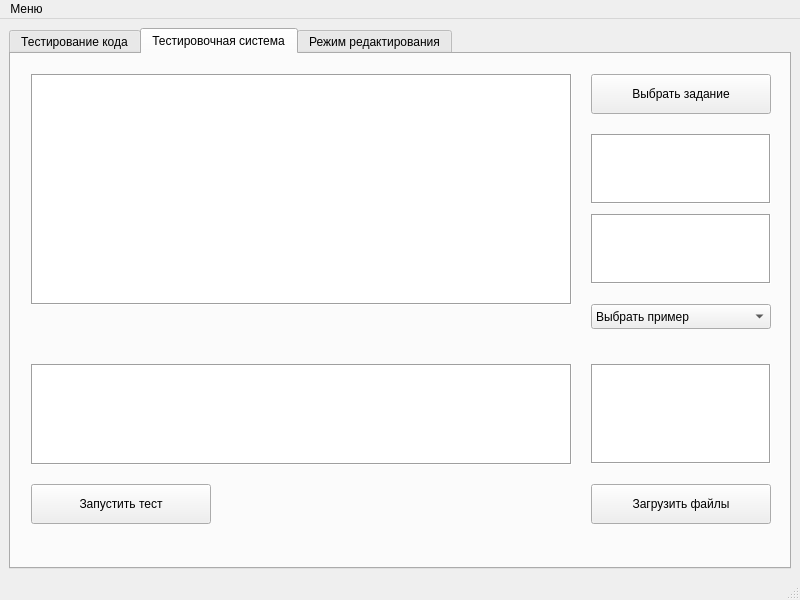
Above: mainwindow.ui from geroineee/ARM_QT before the change. Below: the same form after it.
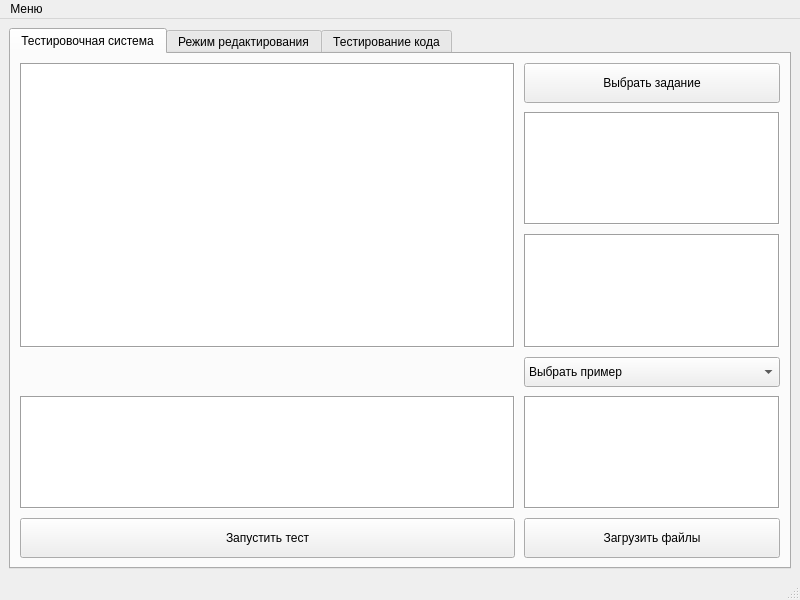
That is the form after the change. The open tabs and pages were chosen to show the change.

```diff
--- a/mainwindow.ui
+++ b/mainwindow.ui
@@ -59,6 +59,180 @@
       <property name="tabBarAutoHide">
        <bool>false</bool>
       </property>
+      <widget class="QWidget" name="tab_files">
+       <attribute name="title">
+        <string>Тестировочная система</string>
+       </attribute>
+       <layout class="QGridLayout" name="gridLayout_7" columnstretch="70,0">
+        <property name="spacing">
+         <number>9</number>
+        </property>
+        <item row="1" column="1">
+         <widget class="QTextBrowser" name="text_input_example">
+          <property name="frameShape">
+           <enum>QFrame::Box</enum>
+          </property>
+         </widget>
+        </item>
+        <item row="4" column="0">
+         <widget class="QTableWidget" name="table_result_test">
+          <property name="frameShape">
+           <enum>QFrame::Box</enum>
+          </property>
+         </widget>
+        </item>
+        <item row="0" column="0" rowspan="3">
+         <widget class="QTextBrowser" name="text_info_task">
+          <property name="frameShape">
+           <enum>QFrame::Box</enum>
+          </property>
+         </widget>
+        </item>
+        <item row="2" column="1">
+         <widget class="QTextBrowser" name="text_output_example">
+          <property name="frameShape">
+           <enum>QFrame::Box</enum>
+          </property>
+         </widget>
+        </item>
+        <item row="0" column="1">
+         <widget class="QPushButton" name="button_get_task">
+          <property name="minimumSize">
+           <size>
+            <width>180</width>
+            <height>40</height>
+           </size>
+          </property>
+          <property name="text">
+           <string>Выбрать задание</string>
+          </property>
+         </widget>
+        </item>
+        <item row="4" column="1">
+         <widget class="QListWidget" name="list_selected_files">
+          <property name="frameShape">
+           <enum>QFrame::Box</enum>
+          </property>
+         </widget>
+        </item>
+        <item row="5" column="0">
+         <widget class="QPushButton" name="button_start_test">
+          <property name="minimumSize">
+           <size>
+            <width>180</width>
+            <height>40</height>
+           </size>
+          </property>
+          <property name="text">
+           <string>Запустить тест</string>
+          </property>
+         </widget>
+        </item>
+        <item row="5" column="1">
+         <widget class="QPushButton" name="button_get_path_files">
+          <property name="minimumSize">
+           <size>
+            <width>180</width>
+            <height>40</height>
+           </size>
+          </property>
+          <property name="text">
+           <string>Загрузить файлы</string>
+          </property>
+         </widget>
+        </item>
+        <item row="3" column="1">
+         <widget class="QComboBox" name="combo_box_example">
+          <property name="minimumSize">
+           <size>
+            <width>0</width>
+            <height>30</height>
+           </size>
+          </property>
+          <item>
+           <property name="text">
+            <string>Выбрать пример</string>
+           </property>
+          </item>
+         </widget>
+        </item>
+       </layout>
+      </widget>
+      <widget class="QWidget" name="tab_edit_task">
+       <property name="accessibleName">
+        <string/>
+       </property>
+       <attribute name="title">
+        <string>Режим редактирования</string>
+       </attribute>
+       <layout class="QGridLayout" name="gridLayout_2" columnstretch="70,0">
+        <item row="3" column="1">
+         <widget class="QPushButton" name="button_add_test">
+          <property name="minimumSize">
+           <size>
+            <width>180</width>
+            <height>40</height>
+           </size>
+          </property>
+          <property name="text">
+           <string>Добавить тест</string>
+          </property>
+         </widget>
+        </item>
+        <item row="0" column="1">
+         <widget class="QPushButton" name="button_edit_test">
+          <property name="minimumSize">
+           <size>
+            <width>180</width>
+            <height>40</height>
+           </size>
+          </property>
+          <property name="text">
+           <string>Редактировать</string>
+          </property>
+         </widget>
+        </item>
+        <item row="1" column="1">
+         <widget class="QPushButton" name="button_delete_test">
+          <property name="minimumSize">
+           <size>
+            <width>180</width>
+            <height>40</height>
+           </size>
+          </property>
+          <property name="text">
+           <string>Удалить</string>
+          </property>
+         </widget>
+        </item>
+        <item row="2" column="1">
+         <spacer name="verticalSpacer">
+          <property name="orientation">
+           <enum>Qt::Vertical</enum>
+          </property>
+          <property name="sizeHint" stdset="0">
+           <size>
+            <width>20</width>
+            <height>40</height>
+           </size>
+          </property>
+         </spacer>
+        </item>
+        <item row="0" column="0" rowspan="4">
+         <widget class="QTableView" name="list_tests">
+          <property name="horizontalScrollBarPolicy">
+           <enum>Qt::ScrollBarAsNeeded</enum>
+          </property>
+          <property name="showGrid">
+           <bool>true</bool>
+          </property>
+          <attribute name="horizontalHeaderCascadingSectionResizes">
+           <bool>false</bool>
+          </attribute>
+         </widget>
+        </item>
+       </layout>
+      </widget>
       <widget class="QWidget" name="tab_only_code">
        <property name="enabled">
         <bool>true</bool>
@@ -267,205 +441,6 @@
         </item>
        </layout>
       </widget>
-      <widget class="QWidget" name="tab_files">
-       <attribute name="title">
-        <string>Тестировочная система</string>
-       </attribute>
-       <widget class="QPushButton" name="button_get_path_files">
-        <property name="geometry">
-         <rect>
-          <x>580</x>
-          <y>430</y>
-          <width>180</width>
-          <height>40</height>
-         </rect>
-        </property>
-        <property name="text">
-         <string>Загрузить файлы</string>
-        </property>
-       </widget>
-       <widget class="QListWidget" name="list_selected_files">
-        <property name="geometry">
-         <rect>
-          <x>580</x>
-          <y>310</y>
-          <width>180</width>
-          <height>100</height>
-         </rect>
-        </property>
-        <property name="frameShape">
-         <enum>QFrame::Box</enum>
-        </property>
-       </widget>
-       <widget class="QPushButton" name="button_get_task">
-        <property name="geometry">
-         <rect>
-          <x>580</x>
-          <y>20</y>
-          <width>180</width>
-          <height>40</height>
-         </rect>
-        </property>
-        <property name="text">
-         <string>Выбрать задание</string>
-        </property>
-       </widget>
-       <widget class="QTextBrowser" name="text_info_task">
-        <property name="geometry">
-         <rect>
-          <x>20</x>
-          <y>20</y>
-          <width>541</width>
-          <height>231</height>
-         </rect>
-        </property>
-        <property name="frameShape">
-         <enum>QFrame::Box</enum>
-        </property>
-       </widget>
-       <widget class="QTextBrowser" name="text_input_example">
-        <property name="geometry">
-         <rect>
-          <x>580</x>
-          <y>80</y>
-          <width>180</width>
-          <height>70</height>
-         </rect>
-        </property>
-        <property name="frameShape">
-         <enum>QFrame::Box</enum>
-        </property>
-       </widget>
-       <widget class="QTextBrowser" name="text_output_example">
-        <property name="geometry">
-         <rect>
-          <x>580</x>
-          <y>160</y>
-          <width>180</width>
-          <height>70</height>
-         </rect>
-        </property>
-        <property name="frameShape">
-         <enum>QFrame::Box</enum>
-        </property>
-       </widget>
-       <widget class="QComboBox" name="combo_box_example">
-        <property name="geometry">
-         <rect>
-          <x>580</x>
-          <y>250</y>
-          <width>180</width>
-          <height>25</height>
-         </rect>
-        </property>
-        <item>
-         <property name="text">
-          <string>Выбрать пример</string>
-         </property>
-        </item>
-       </widget>
-       <widget class="QPushButton" name="button_start_test">
-        <property name="geometry">
-         <rect>
-          <x>20</x>
-          <y>430</y>
-          <width>180</width>
-          <height>40</height>
-         </rect>
-        </property>
-        <property name="text">
-         <string>Запустить тест</string>
-        </property>
-       </widget>
-       <widget class="QTableWidget" name="table_result_test">
-        <property name="geometry">
-         <rect>
-          <x>20</x>
-          <y>310</y>
-          <width>541</width>
-          <height>101</height>
-         </rect>
-        </property>
-        <property name="frameShape">
-         <enum>QFrame::Box</enum>
-        </property>
-       </widget>
-      </widget>
-      <widget class="QWidget" name="tab_edit_task">
-       <property name="accessibleName">
-        <string/>
-       </property>
-       <attribute name="title">
-        <string>Режим редактирования</string>
-       </attribute>
-       <layout class="QGridLayout" name="gridLayout_2" columnstretch="70,0">
-        <item row="3" column="1">
-         <widget class="QPushButton" name="button_add_test">
-          <property name="minimumSize">
-           <size>
-            <width>180</width>
-            <height>40</height>
-           </size>
-          </property>
-          <property name="text">
-           <string>Добавить тест</string>
-          </property>
-         </widget>
-        </item>
-        <item row="0" column="1">
-         <widget class="QPushButton" name="button_edit_test">
-          <property name="minimumSize">
-           <size>
-            <width>180</width>
-            <height>40</height>
-           </size>
-          </property>
-          <property name="text">
-           <string>Редактировать</string>
-          </property>
-         </widget>
-        </item>
-        <item row="1" column="1">
-         <widget class="QPushButton" name="button_delete_test">
-          <property name="minimumSize">
-           <size>
-            <width>180</width>
-            <height>40</height>
-           </size>
-          </property>
-          <property name="text">
-           <string>Удалить</string>
-          </property>
-         </widget>
-        </item>
-        <item row="2" column="1">
-         <spacer name="verticalSpacer">
-          <property name="orientation">
-           <enum>Qt::Vertical</enum>
-          </property>
-          <property name="sizeHint" stdset="0">
-           <size>
-            <width>20</width>
-            <height>40</height>
-           </size>
-          </property>
-         </spacer>
-        </item>
-        <item row="0" column="0" rowspan="4">
-         <widget class="QTableView" name="list_tests">
-          <property name="horizontalScrollBarPolicy">
-           <enum>Qt::ScrollBarAsNeeded</enum>
-          </property>
-          <property name="showGrid">
-           <bool>true</bool>
-          </property>
-          <attribute name="horizontalHeaderCascadingSectionResizes">
-           <bool>false</bool>
-          </attribute>
-         </widget>
-        </item>
-       </layout>
-      </widget>
      </widget>
     </item>
    </layout>
```
